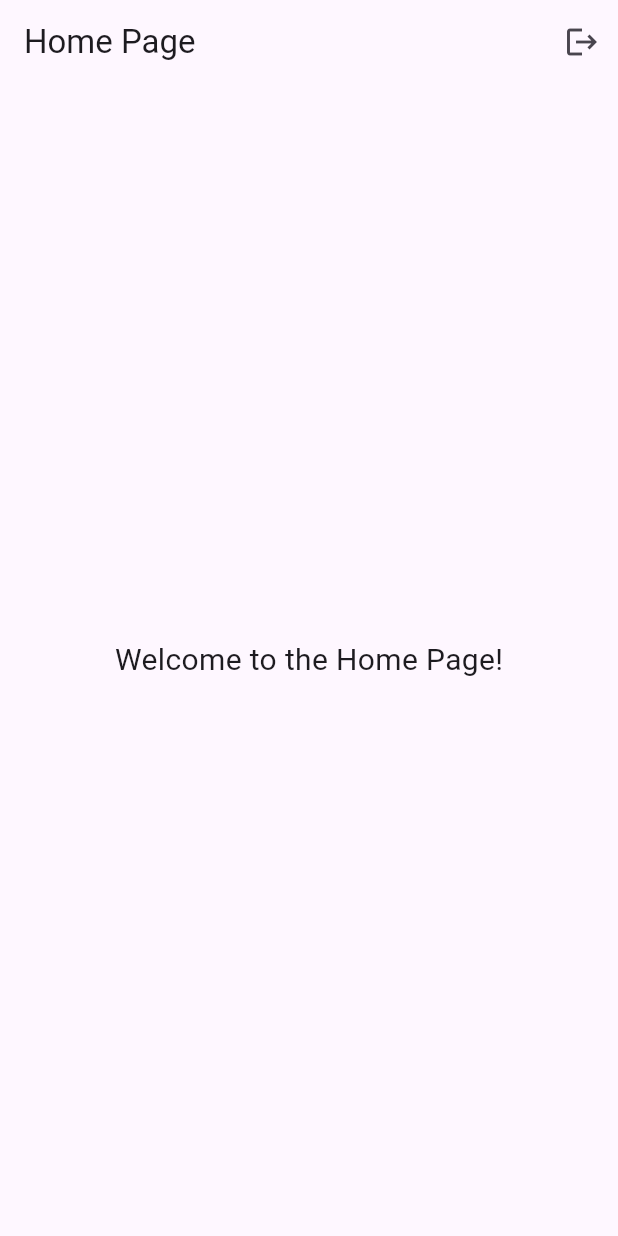
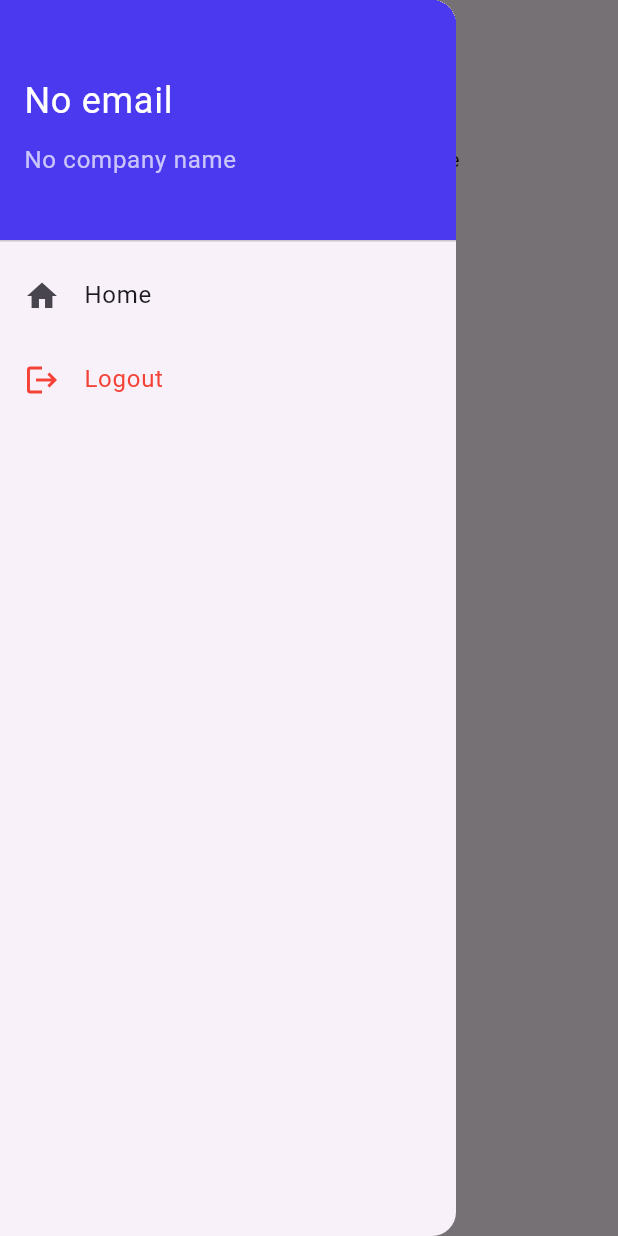
Before and after one commit to Lobakers/flutter_project, a Flutter app: the HomePage screen opened directly, with the side drawer open (before the commit the screen has no drawer), on a phone screen of 412 x 824 dp. Run offline on Flutter 3.47's test engine with Material 3 defaults, Android fonts, the phone set to English and light mode, and no system bars.

Commit message:
state provider management, homepage

```diff
--- a/lib/pages/home_page.dart
+++ b/lib/pages/home_page.dart
@@ -1,33 +1,57 @@
+import 'package:beewhere/providers/auth_provider.dart';
+import 'package:beewhere/theme/color_theme.dart';
+import 'package:beewhere/widgets/drawer.dart';
 import 'package:flutter/material.dart';
+import 'package:provider/provider.dart';
 import 'login_page.dart';
 
-class HomePage extends StatelessWidget {
+class HomePage extends StatefulWidget {
   const HomePage({super.key});
 
   @override
+  State<HomePage> createState() => _HomePageState();
+}
+
+class _HomePageState extends State<HomePage> {
+  @override
   Widget build(BuildContext context) {
+    final auth = Provider.of<AuthProvider>(context);
+
+    // Directly get email from provider
+    final email = auth.userInfo?['email'] ?? 'No email';
+    final companyName = auth.userInfo?['companyName'] ?? 'No company name';
+
     return Scaffold(
-      appBar: AppBar(
-        title: const Text('Home Page'),
-        actions: [
-          IconButton(
-            icon: const Icon(Icons.logout),
-            tooltip: 'Logout',
-            onPressed: () {
-              Navigator.pushReplacement(
-                context,
-                MaterialPageRoute(builder: (context) => const LoginPage()),
-              );
-            },
+      appBar: AppBar(title: const Text('beeWhere')),
+      drawer: const AppDrawer(),
+      body: Center(
+        child: Container(
+          child: Row(
+            mainAxisSize: MainAxisSize.min,
+            crossAxisAlignment: CrossAxisAlignment.start,
+            children: [
+              Icon(Icons.account_circle, size: 60, color: BeeColor.buttonColor),
+              const SizedBox(width: 20),
+              Column(
+                crossAxisAlignment: CrossAxisAlignment.start,
+                children: [
+                  Text('Good Day!', style: TextStyle(fontSize: 14)),
+                  Text(email, style: const TextStyle(fontSize: 14)),
+                  Text(companyName, style: const TextStyle(fontSize: 14)),
+                ],
+              ),
+            ],
           ),
-        ],
-      ),
-      body: const Center(
-        child: Text(
-          'Welcome to the Home Page!',
-          style: TextStyle(fontSize: 20),
         ),
       ),
     );
   }
+
+  void logout(BuildContext context, AuthProvider auth) {
+    auth.logout(); // clear token & user info
+    Navigator.pushReplacement(
+      context,
+      MaterialPageRoute(builder: (context) => const LoginPage()),
+    );
+  }
 }
--- /dev/null
+++ b/lib/providers/auth_provider.dart
@@ -0,0 +1,31 @@
+import 'package:flutter/material.dart';
+
+class AuthProvider extends ChangeNotifier {
+  String? _token;
+  Map<String, dynamic>? _userInfo;
+
+  // GETTERS
+  String? get token => _token;
+  Map<String, dynamic>? get userInfo => _userInfo;
+
+  bool get isLoggedIn => _token != null;
+
+  // SET TOKEN
+  void setToken(String token) {
+    _token = token;
+    notifyListeners();
+  }
+
+  // SET USER INFO
+  void setUserInfo(Map<String, dynamic> info) {
+    _userInfo = info;
+    notifyListeners();
+  }
+
+  // LOGOUT
+  void logout() {
+    _token = null;
+    _userInfo = null;
+    notifyListeners();
+  }
+}
--- /dev/null
+++ b/lib/widgets/drawer.dart
@@ -0,0 +1,59 @@
+import 'package:beewhere/providers/auth_provider.dart';
+import 'package:beewhere/theme/color_theme.dart';
+import 'package:flutter/material.dart';
+import 'package:provider/provider.dart';
+import '../pages/login_page.dart';
+
+class AppDrawer extends StatelessWidget {
+  const AppDrawer({super.key});
+
+  @override
+  Widget build(BuildContext context) {
+    final auth = Provider.of<AuthProvider>(context);
+
+    final email = auth.userInfo?['email'] ?? 'No email';
+    final companyName = auth.userInfo?['companyName'] ?? 'No company name';
+
+    return Drawer(
+      child: ListView(
+        padding: EdgeInsets.zero,
+        children: [
+          DrawerHeader(
+            decoration: const BoxDecoration(color: BeeColor.buttonColor),
+            child: Column(
+              crossAxisAlignment: CrossAxisAlignment.start,
+              mainAxisAlignment: MainAxisAlignment.center,
+              children: [
+                Text(
+                  email,
+                  style: const TextStyle(color: Colors.white, fontSize: 24),
+                ),
+                const SizedBox(height: 10),
+                Text(
+                  companyName,
+                  style: const TextStyle(color: Colors.white70, fontSize: 16),
+                ),
+              ],
+            ),
+          ),
+          ListTile(
+            leading: const Icon(Icons.home),
+            title: const Text('Home'),
+            onTap: () => Navigator.pop(context),
+          ),
+          ListTile(
+            leading: const Icon(Icons.logout, color: Colors.red),
+            title: const Text('Logout', style: TextStyle(color: Colors.red)),
+            onTap: () {
+              auth.logout();
+              Navigator.pushReplacement(
+                context,
+                MaterialPageRoute(builder: (context) => const LoginPage()),
+              );
+            },
+          ),
+        ],
+      ),
+    );
+  }
+}
--- a/pubspec.yaml
+++ b/pubspec.yaml
@@ -14,6 +14,7 @@ dependencies:
 
   cupertino_icons: ^1.0.8
   http: ^1.1.0
+  provider: ^6.0.5
 
 dev_dependencies:
   flutter_test:
```
Also changed, not shown: lib/controller/api_service.dart (added, +38 -0 lines), lib/controller/user_info.api.dart (added, +18 -0 lines), lib/main.dart (+10 -2 lines), lib/pages/login_page.dart (+24 -1 lines), lib/pages/test_api.dart (added, +35 -0 lines), pubspec.lock.
